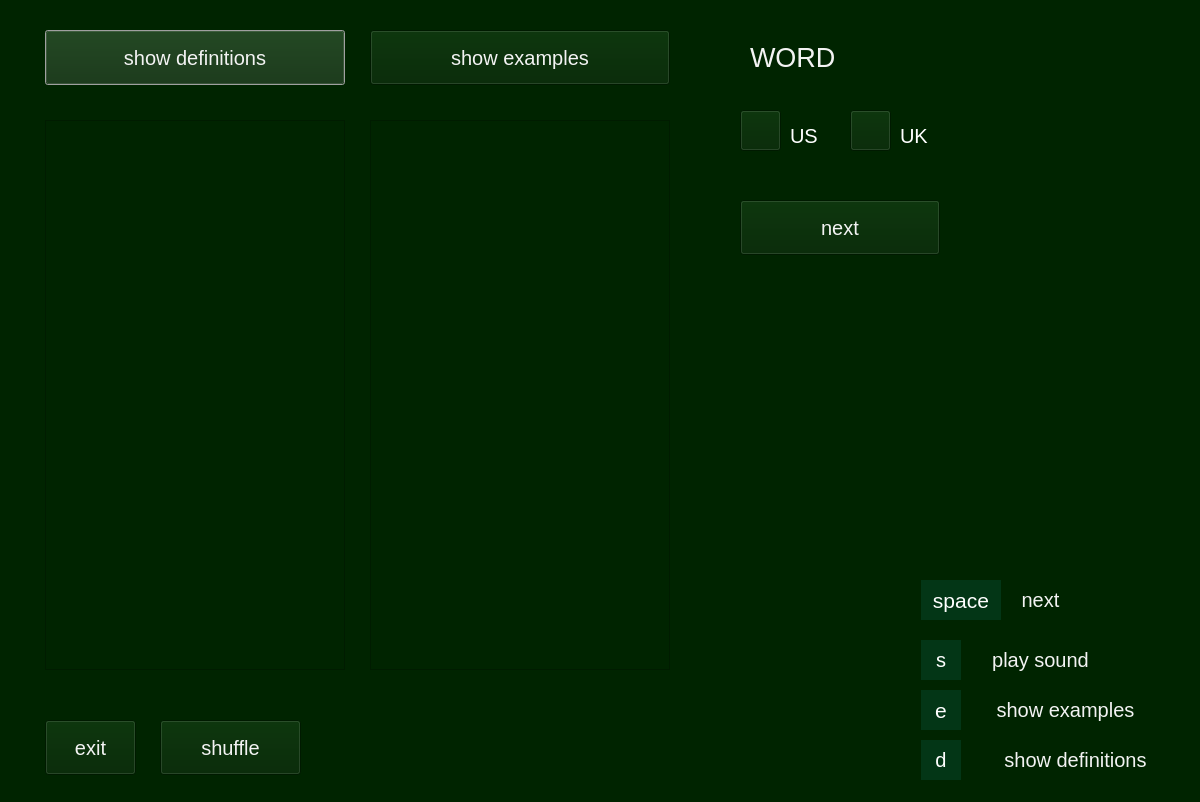
First picture: the form in WindowsGraphics/RevisionModeWindow.ui, repository Skripkon/App-for-learning-English-LANGOD, before the edit.
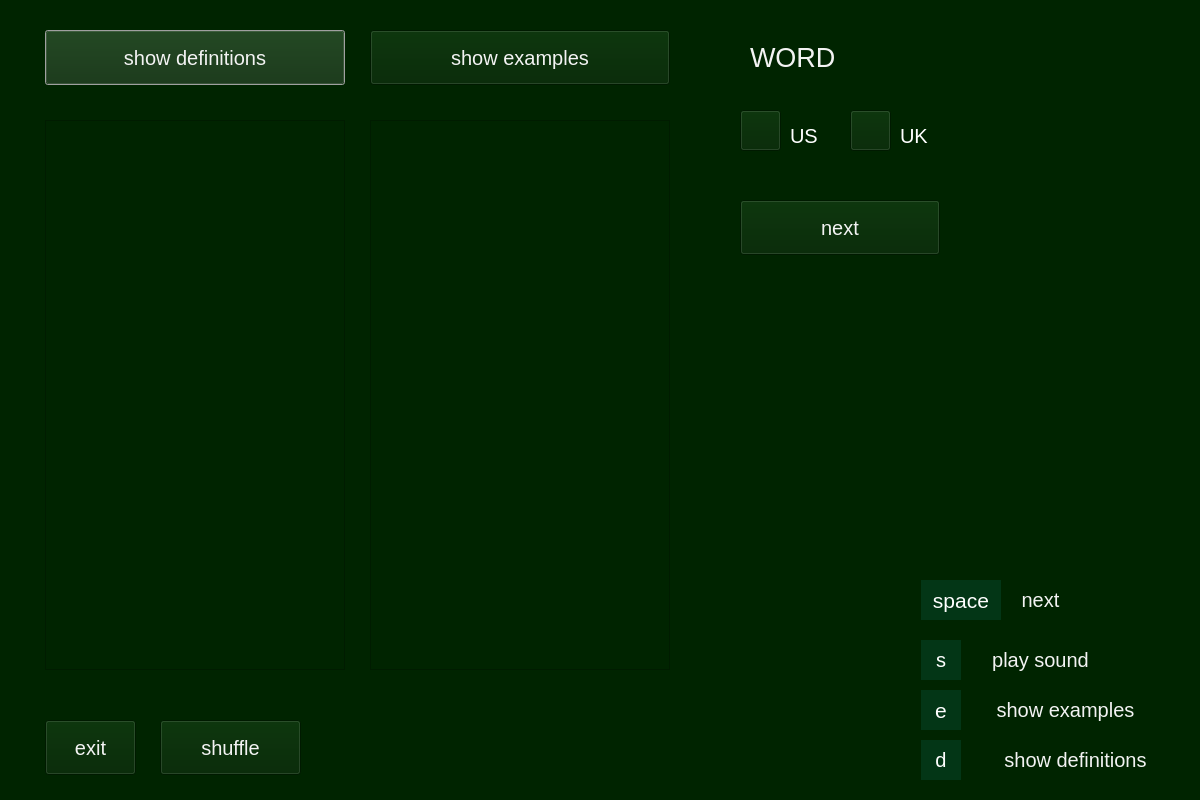
Second picture: the form after the edit. Icons and pictures are not drawn.

```diff
--- a/WindowsGraphics/RevisionModeWindow.ui
+++ b/WindowsGraphics/RevisionModeWindow.ui
@@ -7,7 +7,7 @@
     <x>0</x>
     <y>0</y>
     <width>1200</width>
-    <height>802</height>
+    <height>800</height>
    </rect>
   </property>
   <property name="windowTitle">
```
